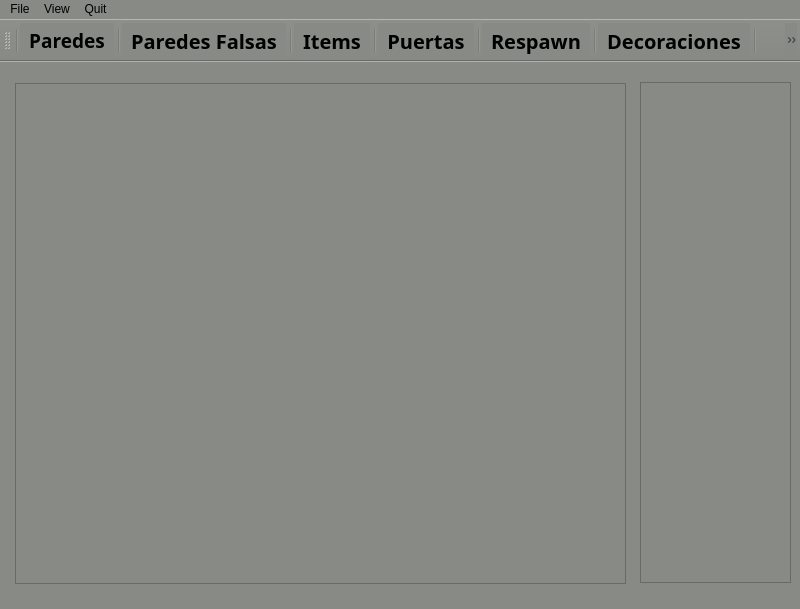
joaquinfontela/Wolfenstein-3D, file qt/editor/editor.ui: the form before one commit.
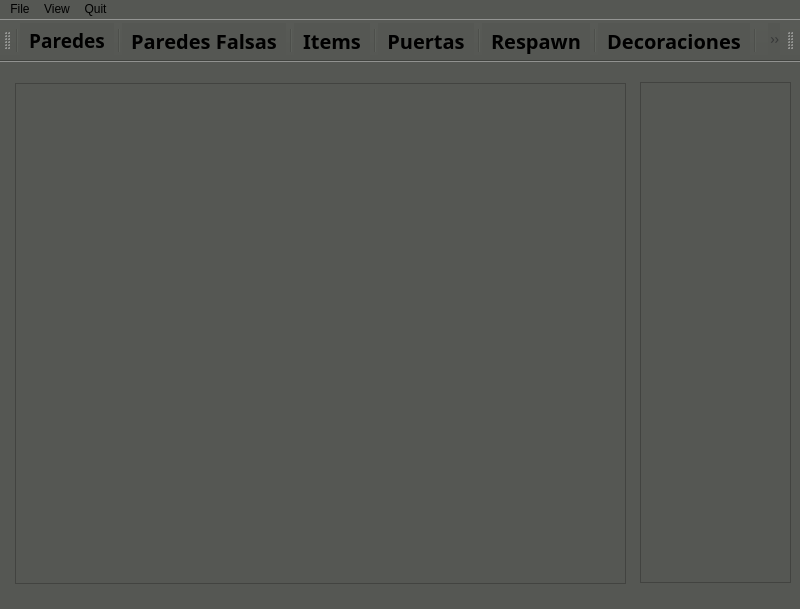
The form after the commit. Icons and pictures are not drawn.

```diff
--- a/qt/editor/editor.ui
+++ b/qt/editor/editor.ui
@@ -18,7 +18,7 @@
     <normaloff>logo/wolfestein_logo.png</normaloff>logo/wolfestein_logo.png</iconset>
   </property>
   <property name="styleSheet">
-   <string notr="true">background-color: rgb(136, 138, 133);</string>
+   <string notr="true">background-color: rgb(85, 87, 83);</string>
   </property>
   <widget class="QWidget" name="centralwidget">
    <widget class="QGraphicsView" name="graphics_tiles_container">
@@ -94,9 +94,9 @@
       <colorrole role="Button">
        <brush brushstyle="SolidPattern">
         <color alpha="255">
-         <red>136</red>
-         <green>138</green>
-         <blue>133</blue>
+         <red>85</red>
+         <green>87</green>
+         <blue>83</blue>
         </color>
        </brush>
       </colorrole>
@@ -166,18 +166,18 @@
       <colorrole role="Base">
        <brush brushstyle="SolidPattern">
         <color alpha="255">
-         <red>136</red>
-         <green>138</green>
-         <blue>133</blue>
+         <red>85</red>
+         <green>87</green>
+         <blue>83</blue>
         </color>
        </brush>
       </colorrole>
       <colorrole role="Window">
        <brush brushstyle="SolidPattern">
         <color alpha="255">
-         <red>136</red>
-         <green>138</green>
-         <blue>133</blue>
+         <red>85</red>
+         <green>87</green>
+         <blue>83</blue>
         </color>
        </brush>
       </colorrole>
@@ -217,6 +217,15 @@
         </color>
        </brush>
       </colorrole>
+      <colorrole role="PlaceholderText">
+       <brush brushstyle="NoBrush">
+        <color alpha="128">
+         <red>0</red>
+         <green>0</green>
+         <blue>0</blue>
+        </color>
+       </brush>
+      </colorrole>
      </active>
      <inactive>
       <colorrole role="WindowText">
@@ -231,9 +240,9 @@
       <colorrole role="Button">
        <brush brushstyle="SolidPattern">
         <color alpha="255">
-         <red>136</red>
-         <green>138</green>
-         <blue>133</blue>
+         <red>85</red>
+         <green>87</green>
+         <blue>83</blue>
         </color>
        </brush>
       </colorrole>
@@ -303,18 +312,18 @@
       <colorrole role="Base">
        <brush brushstyle="SolidPattern">
         <color alpha="255">
-         <red>136</red>
-         <green>138</green>
-         <blue>133</blue>
+         <red>85</red>
+         <green>87</green>
+         <blue>83</blue>
         </color>
        </brush>
       </colorrole>
       <colorrole role="Window">
        <brush brushstyle="SolidPattern">
         <color alpha="255">
-         <red>136</red>
-         <green>138</green>
-         <blue>133</blue>
+         <red>85</red>
+         <green>87</green>
+         <blue>83</blue>
         </color>
        </brush>
       </colorrole>
@@ -354,6 +363,15 @@
         </color>
        </brush>
       </colorrole>
+      <colorrole role="PlaceholderText">
+       <brush brushstyle="NoBrush">
+        <color alpha="128">
+         <red>0</red>
+         <green>0</green>
+         <blue>0</blue>
+        </color>
+       </brush>
+      </colorrole>
      </inactive>
      <disabled>
       <colorrole role="WindowText">
@@ -368,9 +386,9 @@
       <colorrole role="Button">
        <brush brushstyle="SolidPattern">
         <color alpha="255">
-         <red>136</red>
-         <green>138</green>
-         <blue>133</blue>
+         <red>85</red>
+         <green>87</green>
+         <blue>83</blue>
         </color>
        </brush>
       </colorrole>
@@ -440,18 +458,18 @@
       <colorrole role="Base">
        <brush brushstyle="SolidPattern">
         <color alpha="255">
-         <red>136</red>
-         <green>138</green>
-         <blue>133</blue>
+         <red>85</red>
+         <green>87</green>
+         <blue>83</blue>
         </color>
        </brush>
       </colorrole>
       <colorrole role="Window">
        <brush brushstyle="SolidPattern">
         <color alpha="255">
-         <red>136</red>
-         <green>138</green>
-         <blue>133</blue>
+         <red>85</red>
+         <green>87</green>
+         <blue>83</blue>
         </color>
        </brush>
       </colorrole>
@@ -491,6 +509,15 @@
         </color>
        </brush>
       </colorrole>
+      <colorrole role="PlaceholderText">
+       <brush brushstyle="NoBrush">
+        <color alpha="128">
+         <red>0</red>
+         <green>0</green>
+         <blue>0</blue>
+        </color>
+       </brush>
+      </colorrole>
      </disabled>
     </palette>
    </property>
@@ -526,6 +553,17 @@
    <addaction name="separator"/>
    <addaction name="actionBorrador"/>
   </widget>
+  <widget class="QToolBar" name="toolBar_2">
+   <property name="windowTitle">
+    <string>toolBar_2</string>
+   </property>
+   <attribute name="toolBarArea">
+    <enum>TopToolBarArea</enum>
+   </attribute>
+   <attribute name="toolBarBreak">
+    <bool>false</bool>
+   </attribute>
+  </widget>
   <action name="actionNew">
    <property name="icon">
     <iconset>
```
